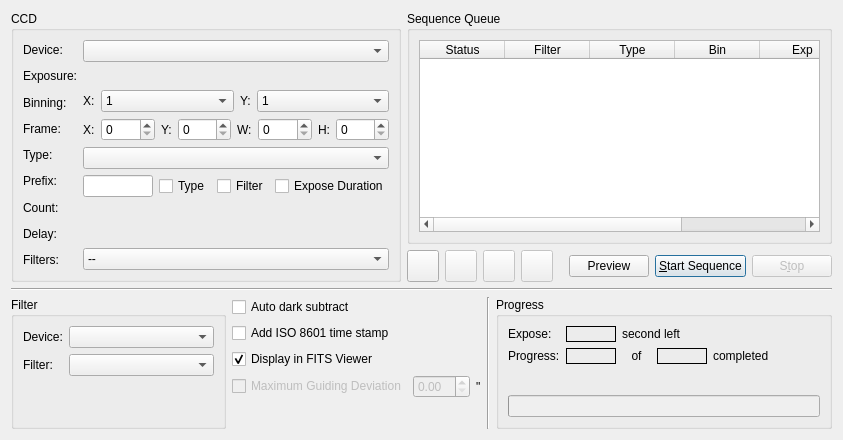
Above: kstars/ekos/capture.ui from KDE/kstars before the change. Below: the same form after it.
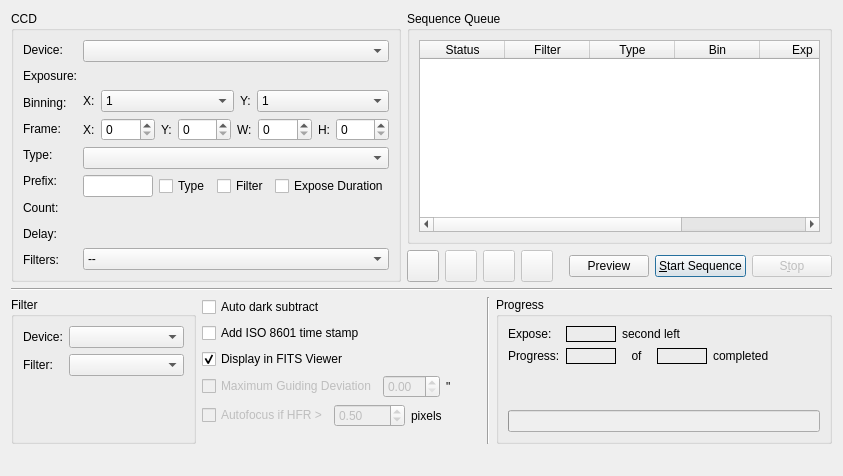
That is the form after the change. Custom widgets are drawn as their Qt base class.

Commit message: Adding support to autofocus between exposures

What changed in the file:
```diff
--- a/kstars/ekos/capture.ui
+++ b/kstars/ekos/capture.ui
@@ -7,7 +7,7 @@
     <x>0</x>
     <y>0</y>
     <width>843</width>
-    <height>440</height>
+    <height>476</height>
    </rect>
   </property>
   <layout class="QVBoxLayout" name="verticalLayout_11">
@@ -665,7 +665,7 @@
     </widget>
    </item>
    <item>
-    <layout class="QHBoxLayout" name="horizontalLayout_12">
+    <layout class="QHBoxLayout" name="horizontalLayout_13">
      <item>
       <widget class="QGroupBox" name="setupGroup">
        <property name="sizePolicy">
@@ -822,6 +822,52 @@
          </item>
         </layout>
        </item>
+       <item>
+        <layout class="QHBoxLayout" name="horizontalLayout_12">
+         <item>
+          <widget class="QCheckBox" name="autofocusCheck">
+           <property name="enabled">
+            <bool>false</bool>
+           </property>
+           <property name="text">
+            <string>Autofocus if HFR &gt;</string>
+           </property>
+          </widget>
+         </item>
+         <item>
+          <widget class="QDoubleSpinBox" name="HFRPixels">
+           <property name="enabled">
+            <bool>false</bool>
+           </property>
+           <property name="minimum">
+            <double>0.050000000000000</double>
+           </property>
+           <property name="maximum">
+            <double>10.000000000000000</double>
+           </property>
+           <property name="singleStep">
+            <double>0.100000000000000</double>
+           </property>
+           <property name="value">
+            <double>0.500000000000000</double>
+           </property>
+          </widget>
+         </item>
+         <item>
+          <widget class="QLabel" name="textLabel1_2_5">
+           <property name="toolTip">
+            <string>Number of images to capture</string>
+           </property>
+           <property name="whatsThis">
+            <string/>
+           </property>
+           <property name="text">
+            <string>pixels</string>
+           </property>
+          </widget>
+         </item>
+        </layout>
+       </item>
        <item>
         <spacer name="verticalSpacer_2">
          <property name="orientation">
@@ -829,7 +875,7 @@
          </property>
          <property name="sizeHint" stdset="0">
           <size>
-           <width>17</width>
+           <width>279</width>
            <height>13</height>
           </size>
          </property>
```
The commit also changes 8 other files.
